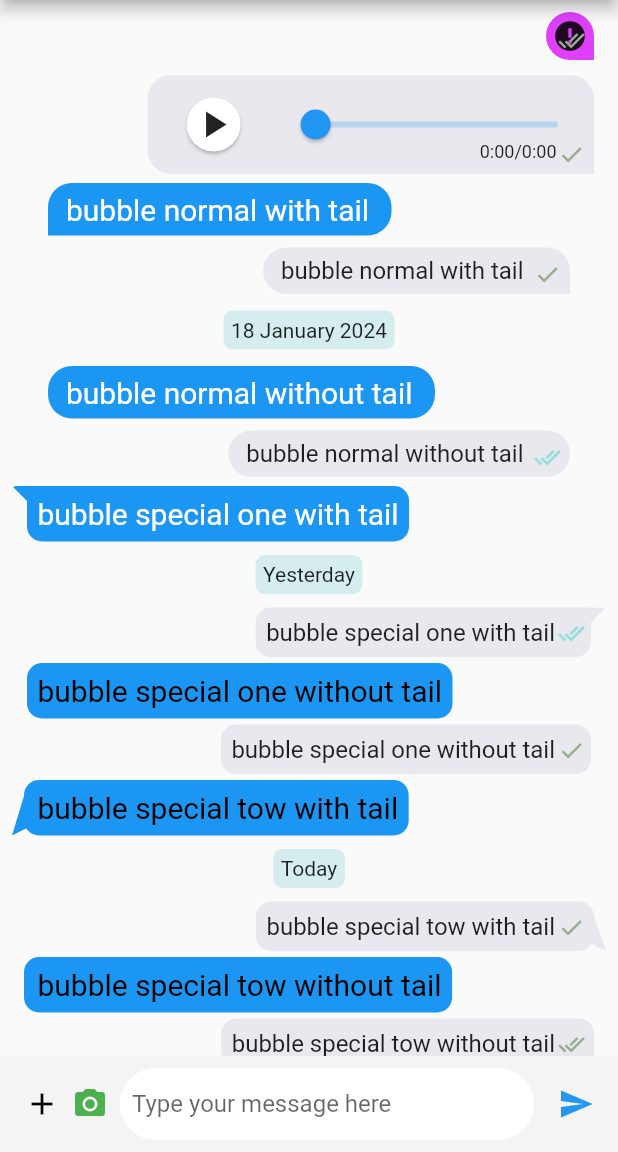
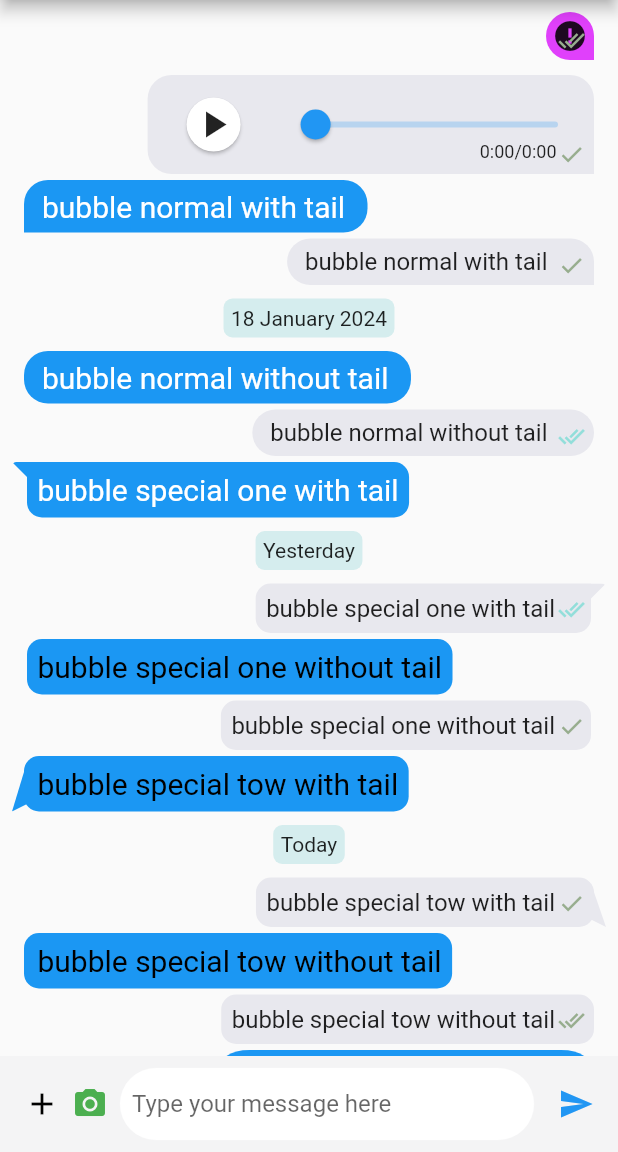
Before and after one commit to prahack/chat_bubbles, a Flutter app: the screen it shows after launch, on a phone screen of 412 x 824 dp, the part 84-1236 px from its top. Run offline on Flutter 3.47's test engine with Material 2 defaults, Android fonts, the phone set to English and light mode, and no system bars; drawn by our look-alikes of cached_network_image; our stand-ins replace audioplayers; network calls fail.

Commit message:
fix padding issue of bubble normal

```diff
--- a/lib/bubbles/bubble_normal.dart
+++ b/lib/bubbles/bubble_normal.dart
@@ -123,8 +123,6 @@ class BubbleNormal extends StatelessWidget {
             onTap: onTap,
             onDoubleTap: onDoubleTap,
             onLongPress: onLongPress,
-            child: Padding(
-              padding: padding,
             child: Container(
               decoration: BoxDecoration(
                 color: color,
@@ -169,7 +167,6 @@ class BubbleNormal extends StatelessWidget {
             ),
           ),
         ),
-        ),
         if (isSender && trailing != null) SizedBox.shrink(),
       ],
     );
```
Lines whose indentation alone changed are shown as unchanged.
